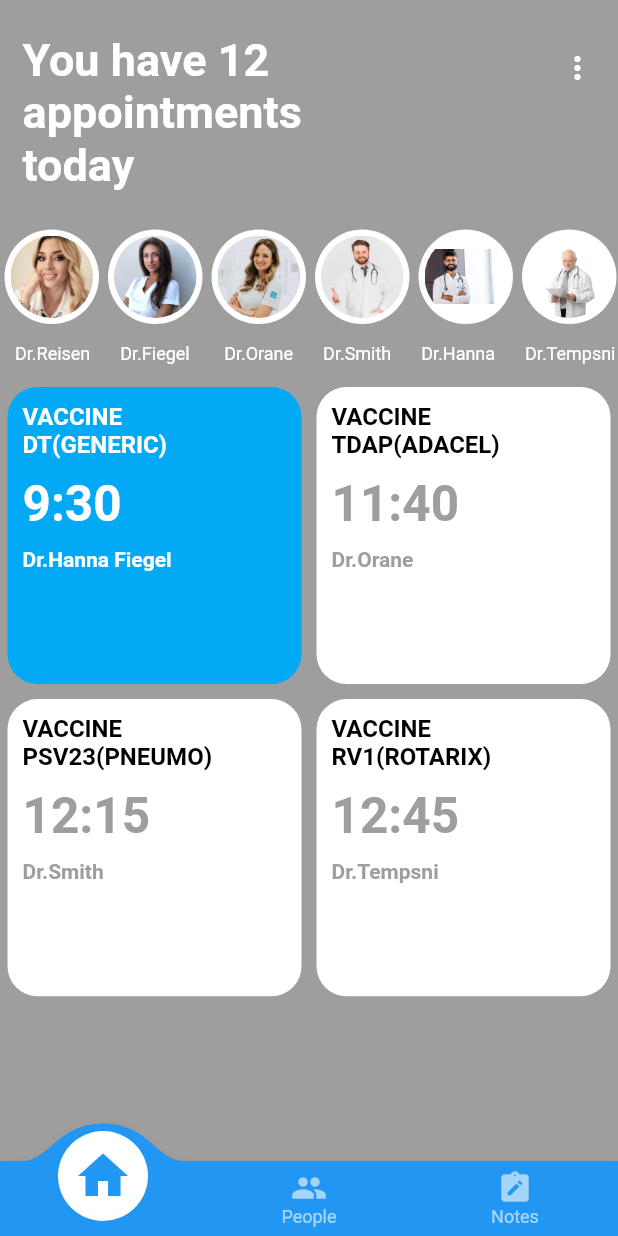
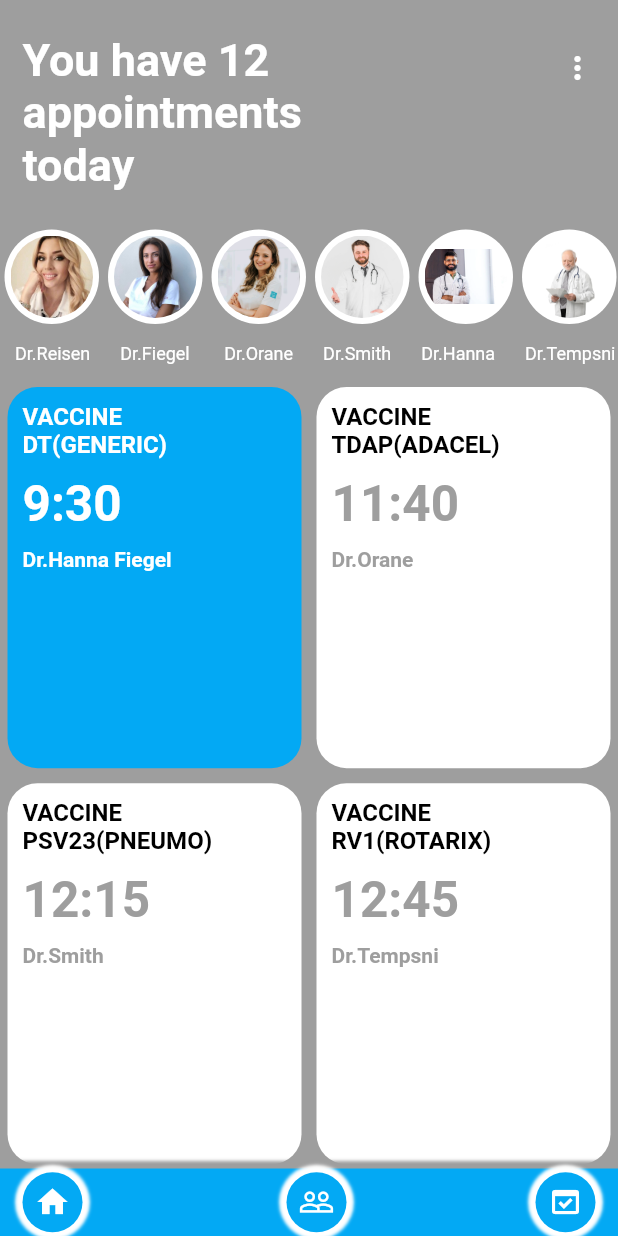
Before and after one commit to home-22/medical_app, a Flutter app: the HomePage screen opened by its route, on a phone screen of 412 x 824 dp. Run offline on Flutter 3.47's test engine with Material 2 defaults, Android fonts, the phone set to English and light mode, and no system bars; drawn by our look-alikes of convex_bottom_bar; our stand-ins replace date_picker_timeline.

Commit message:
medical_app

```diff
--- a/lib/Doctor_Edit_Page/widgets/Botton_Patient.dart
+++ b/lib/Doctor_Edit_Page/widgets/Botton_Patient.dart
@@ -8,7 +8,6 @@ class BottonPatient extends StatelessWidget {
   @override
   Widget build(BuildContext context) {
     return GestureDetector(
-      child: GestureDetector(
       onTap: () {
         Navigator.pushNamed(context, 'DrDoctorPage');
       },
@@ -17,7 +16,9 @@ class BottonPatient extends StatelessWidget {
         height: 50,
         width: double.infinity,
         decoration: BoxDecoration(
-              borderRadius: BorderRadius.circular(15), color: Colors.blue),
+          borderRadius: BorderRadius.circular(15),
+          color: Colors.lightBlue,
+        ),
         child: Row(
           mainAxisAlignment: MainAxisAlignment.center,
           children: const [
@@ -37,7 +38,6 @@ class BottonPatient extends StatelessWidget {
           ],
         ),
       ),
-      ),
     );
   }
 }
--- a/lib/DrDoctor_Page/widgets/List_Vaccine.dart
+++ b/lib/DrDoctor_Page/widgets/List_Vaccine.dart
@@ -17,7 +17,7 @@ class ListVaccine extends StatelessWidget {
         VaccineTDAP(),
         VaccineDT(),
         VaccinePSV23(),
-        VaccineRV1()
+        VaccineRV1(),
       ],
     );
   }
--- a/lib/DrDoctor_Page/widgets/Vaccine_DT.dart
+++ b/lib/DrDoctor_Page/widgets/Vaccine_DT.dart
@@ -12,7 +12,7 @@ class VaccineDT extends StatelessWidget {
       width: double.infinity,
       margin: const EdgeInsets.symmetric(horizontal: 10, vertical: 3),
       decoration: BoxDecoration(
-          borderRadius: BorderRadius.circular(15), color: Colors.blue),
+          borderRadius: BorderRadius.circular(15), color: Colors.lightBlue),
       child: Padding(
         padding: const EdgeInsets.symmetric(horizontal: 10, vertical: 5),
         child: Column(
--- a/lib/DrDoctor_Page/widgets/Vaccine_PSV23.dart
+++ b/lib/DrDoctor_Page/widgets/Vaccine_PSV23.dart
@@ -12,7 +12,7 @@ class VaccinePSV23 extends StatelessWidget {
       width: double.infinity,
       margin: const EdgeInsets.symmetric(horizontal: 10, vertical: 3),
       decoration: BoxDecoration(
-          borderRadius: BorderRadius.circular(15), color: Colors.blue),
+          borderRadius: BorderRadius.circular(15), color: Colors.lightBlue),
       child: Padding(
         padding: const EdgeInsets.symmetric(horizontal: 10, vertical: 10),
         child: Column(
--- a/lib/DrDoctor_Page/widgets/Vaccine_RV1.dart
+++ b/lib/DrDoctor_Page/widgets/Vaccine_RV1.dart
@@ -12,7 +12,7 @@ class VaccineRV1 extends StatelessWidget {
       width: double.infinity,
       margin: const EdgeInsets.symmetric(horizontal: 10, vertical: 3),
       decoration: BoxDecoration(
-          borderRadius: BorderRadius.circular(15), color: Colors.blue),
+          borderRadius: BorderRadius.circular(15), color: Colors.lightBlue),
       child: Padding(
         padding: const EdgeInsets.symmetric(horizontal: 10, vertical: 10),
         child: Column(
--- a/lib/DrDoctor_Page/widgets/Vaccine_TDAP.dart
+++ b/lib/DrDoctor_Page/widgets/Vaccine_TDAP.dart
@@ -12,7 +12,7 @@ class VaccineTDAP extends StatelessWidget {
       width: double.infinity,
       margin: const EdgeInsets.symmetric(horizontal: 10, vertical: 3),
       decoration: BoxDecoration(
-          borderRadius: BorderRadius.circular(15), color: Colors.blue),
+          borderRadius: BorderRadius.circular(15), color: Colors.lightBlue),
       child: Padding(
         padding: const EdgeInsets.symmetric(horizontal: 10, vertical: 10),
         child: Column(
--- a/lib/Home_Page/Home_Page.dart
+++ b/lib/Home_Page/Home_Page.dart
@@ -1,7 +1,7 @@
 // ignore_for_file: file_names
 
-import 'package:convex_bottom_bar/convex_bottom_bar.dart';
 import 'package:flutter/material.dart';
+import 'package:medical_app/Home_Page/widgets/Hbottom_NavBar.dart';
 import 'package:medical_app/Home_Page/widgets/Home_AppBar.dart';
 import 'package:medical_app/Home_Page/widgets/Home_Grid_Items.dart';
 
@@ -52,13 +52,7 @@ class HomePage extends StatelessWidget {
           ),
         ),
       ),
-      bottomNavigationBar: ConvexAppBar(
-        items: const [
-          TabItem(icon: Icons.home, title: 'Home'),
-          TabItem(icon: Icons.people, title: 'People'),
-          TabItem(icon: Icons.note_alt, title: 'Notes'),
-        ],
-      ),
+      bottomNavigationBar: const HbottomNavBar(),
     );
   }
 }
--- /dev/null
+++ b/lib/Home_Page/widgets/Hbottom_NavBar.dart
@@ -0,0 +1,108 @@
+// ignore_for_file: file_names
+
+import 'package:flutter/material.dart';
+
+class HbottomNavBar extends StatelessWidget {
+  const HbottomNavBar({Key? key}) : super(key: key);
+
+  @override
+  Widget build(BuildContext context) {
+    return Container(
+      height: 45,
+      decoration: BoxDecoration(
+        borderRadius: BorderRadius.circular(0),
+        boxShadow: const [
+          BoxShadow(
+            blurRadius: 1,
+            spreadRadius: 5,
+            color: Colors.grey,
+          ),
+        ],
+        color: Colors.lightBlue,
+      ),
+      child: Padding(
+        padding: const EdgeInsets.only(left: 15),
+        child: Row(
+          mainAxisAlignment: MainAxisAlignment.spaceBetween,
+          children: [
+            GestureDetector(
+              onTap: () {
+                Navigator.pushNamed(context, 'HomePage');
+              },
+              child: Container(
+                height: 40,
+                width: 40,
+                decoration: BoxDecoration(
+                    borderRadius: BorderRadius.circular(50),
+                    boxShadow: const [
+                      BoxShadow(
+                        blurRadius: 1,
+                        spreadRadius: 5,
+                        color: Colors.white,
+                      ),
+                    ],
+                    color: Colors.lightBlue),
+                child: const Icon(
+                  Icons.home,
+                  color: Colors.white,
+                ),
+              ),
+            ),
+            GestureDetector(
+              onTap: () {
+                Navigator.popAndPushNamed(context, 'DoctorEditPage');
+              },
+              child: Padding(
+                padding: const EdgeInsets.only(left: 10),
+                child: Container(
+                  height: 40,
+                  width: 40,
+                  decoration: BoxDecoration(
+                      borderRadius: BorderRadius.circular(50),
+                      boxShadow: const [
+                        BoxShadow(
+                          blurRadius: 1,
+                          spreadRadius: 5,
+                          color: Colors.white,
+                        ),
+                      ],
+                      color: Colors.lightBlue),
+                  child: const Icon(
+                    Icons.people_outline,
+                    color: Colors.white,
+                  ),
+                ),
+              ),
+            ),
+            GestureDetector(
+              onTap: () {
+                Navigator.pushNamed(context, 'CalendarPage');
+              },
+              child: Padding(
+                padding: const EdgeInsets.only(right: 15),
+                child: Container(
+                  height: 40,
+                  width: 40,
+                  decoration: BoxDecoration(
+                      borderRadius: BorderRadius.circular(50),
+                      boxShadow: const [
+                        BoxShadow(
+                          blurRadius: 1,
+                          spreadRadius: 5,
+                          color: Colors.white,
+                        ),
+                      ],
+                      color: Colors.lightBlue),
+                  child: const Icon(
+                    Icons.domain_verification,
+                    color: Colors.white,
+                  ),
+                ),
+              ),
+            ),
+          ],
+        ),
+      ),
+    );
+  }
+}
--- a/lib/Home_Page/widgets/Home_Grid_Items.dart
+++ b/lib/Home_Page/widgets/Home_Grid_Items.dart
@@ -8,7 +8,7 @@ class HomeGridItems extends StatelessWidget {
   @override
   Widget build(BuildContext context) {
     return GridView.count(
-      childAspectRatio: 0.99,
+      childAspectRatio: 0.78,
       physics: const NeverScrollableScrollPhysics(),
       crossAxisCount: 2,
       shrinkWrap: true,
@@ -51,7 +51,7 @@ class HomeGridItems extends StatelessWidget {
                       color: Colors.white,
                       fontSize: 14,
                       fontWeight: FontWeight.bold),
-                )
+                ),
               ],
             ),
           ),
@@ -89,7 +89,7 @@ class HomeGridItems extends StatelessWidget {
                     color: Colors.grey,
                     fontSize: 14,
                     fontWeight: FontWeight.bold),
-              )
+              ),
             ],
           ),
         ),
@@ -126,7 +126,7 @@ class HomeGridItems extends StatelessWidget {
                     color: Colors.grey,
                     fontSize: 14,
                     fontWeight: FontWeight.bold),
-              )
+              ),
             ],
           ),
         ),
@@ -163,7 +163,7 @@ class HomeGridItems extends StatelessWidget {
                     color: Colors.grey,
                     fontSize: 14,
                     fontWeight: FontWeight.bold),
-              )
+              ),
             ],
           ),
         ),
--- a/lib/Login_Page.dart
+++ b/lib/Login_Page.dart
@@ -143,7 +143,7 @@ class LoginPage extends StatelessWidget {
                           ),
                           CircleAvatar(
                             backgroundImage: AssetImage('images/apple.jpg'),
-                          )
+                          ),
                         ],
                       )
                     ],
--- a/lib/main.dart
+++ b/lib/main.dart
@@ -1,4 +1,5 @@
 import 'package:flutter/material.dart';
+import 'package:medical_app/Calendar_Page/Calendar_Page.dart';
 import 'package:medical_app/Doctor_Edit_Page/Doctor_Edit_Page.dart';
 import 'package:medical_app/DrDoctor_Page/DrDoctor_Page.dart';
 import 'package:medical_app/Home_Page/Home_Page.dart';
@@ -24,6 +25,7 @@ class MyApp extends StatelessWidget {
         'HomePage': (context) => const HomePage(),
         'DoctorEditPage': (context) => const DoctorEditPage(),
         'DrDoctorPage': (context) => const DrDoctorPage(),
+        'CalendarPage':(context) => const CalendarPage(),
       },
     );
   }
--- a/pubspec.yaml
+++ b/pubspec.yaml
@@ -35,7 +35,7 @@ dependencies:
   # The following adds the Cupertino Icons font to your application.
   # Use with the CupertinoIcons class for iOS style icons.
   cupertino_icons: ^1.0.2
-  convex_bottom_bar: ^3.1.0+1
+  date_picker_timeline: ^1.2.3
 
 dev_dependencies:
   flutter_test:
```
Also changed, not shown: lib/Calendar_Page/Calendar_Page.dart (added, +79 -0 lines), lib/Calendar_Page/widgets/Calendar_Card.dart (added, +71 -0 lines), lib/Doctor_Edit_Page/Doctor_Edit_Page.dart (+17 -11 lines), lib/Doctor_Edit_Page/widgets/Card_Vaccine.dart (+12 -8 lines), lib/DrDoctor_Page/DrDoctor_Page.dart (+48 -4 lines), pubspec.lock. Lines whose indentation alone changed are shown as unchanged.
